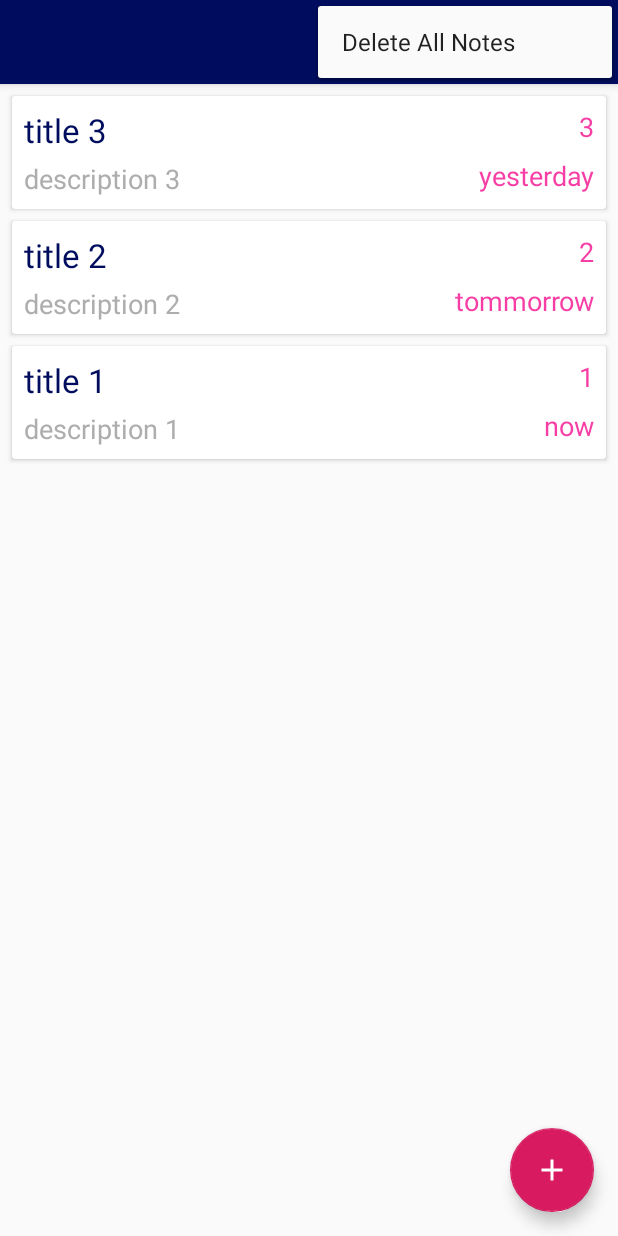
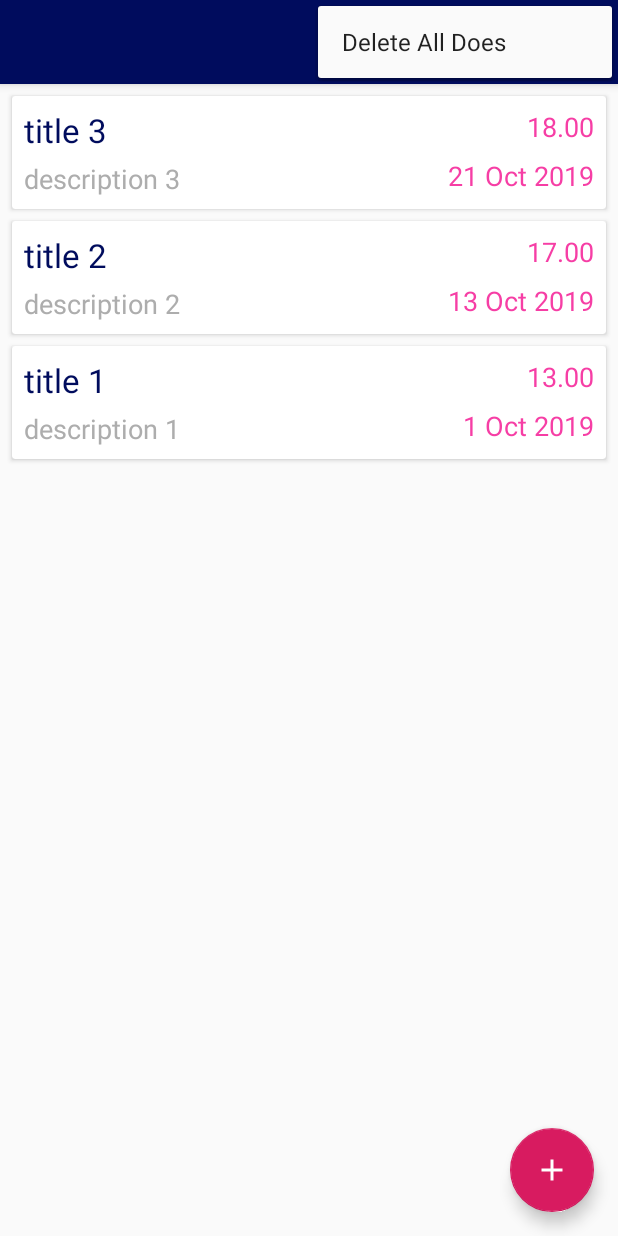
Before and after one commit to GMarcell/ToDo-List, an Android app: the screen it shows after launch (MainActivity), with the options menu open, on a phone screen of 412 x 824 dp. Run offline under Robolectric (Android 15) with nearby library versions, the phone set to English and light mode, and no system bars; our stand-ins replace Room's generated code; 2 statements that could not run were skipped.

Commit message:
Add a Little Update

```diff
--- a/ToDoList/app/src/main/java/com/github/gmarcell/todolist/MainActivity.kt
+++ b/ToDoList/app/src/main/java/com/github/gmarcell/todolist/MainActivity.kt
@@ -16,12 +16,13 @@ import com.github.gmarcell.todolist.data.Does
 import com.github.gmarcell.todolist.adapters.todoAdapter
 import com.github.gmarcell.todolist.viewmodels.DoesViewModel
 import kotlinx.android.synthetic.main.activity_main.*
+import java.util.*
 
 class MainActivity : AppCompatActivity() {
 
     companion object {
-        const val ADD_NOTE_REQUEST = 1
-        const val EDIT_NOTE_REQUEST = 2
+        const val ADD_DOES_REQUEST = 1
+        const val EDIT_DOES_REQUEST = 2
     }
 
     private lateinit var doesViewModel: DoesViewModel
@@ -30,10 +31,10 @@ class MainActivity : AppCompatActivity() {
         super.onCreate(savedInstanceState)
         setContentView(R.layout.activity_main)
 
-        buttonAddNote.setOnClickListener {
+        buttonAddDoes.setOnClickListener {
             startActivityForResult(
                 Intent(this, AddEditDoesActivity::class.java),
-                ADD_NOTE_REQUEST
+                ADD_DOES_REQUEST
             )
         }
 
@@ -46,11 +47,11 @@ class MainActivity : AppCompatActivity() {
 
         doesViewModel = ViewModelProviders.of(this).get(DoesViewModel::class.java)
 
-        doesViewModel.getAllNotes().observe(this, Observer<List<Does>> {
+        doesViewModel.getAllDoes().observe(this, Observer<List<Does>> {
             adapter.submitList(it)
         })
 
-        ItemTouchHelper(object : ItemTouchHelper.SimpleCallback(0, ItemTouchHelper.LEFT.or(ItemTouchHelper.RIGHT)) {
+        ItemTouchHelper(object : ItemTouchHelper.SimpleCallback(0, ItemTouchHelper.LEFT.or(ItemTouchHelper.RIGHT).or(ItemTouchHelper.UP).or(ItemTouchHelper.DOWN)) {
             override fun onMove(
                 recyclerView: RecyclerView,
                 viewHolder: RecyclerView.ViewHolder,
@@ -60,7 +61,7 @@ class MainActivity : AppCompatActivity() {
             }
 
             override fun onSwiped(viewHolder: RecyclerView.ViewHolder, direction: Int) {
-                doesViewModel.delete(adapter.getNoteAt(viewHolder.adapterPosition))
+                doesViewModel.delete(adapter.getDoesAt(viewHolder.adapterPosition))
                 Toast.makeText(baseContext, "Does Deleted!", Toast.LENGTH_SHORT).show()
             }
         }
@@ -73,9 +74,9 @@ class MainActivity : AppCompatActivity() {
                 intent.putExtra(AddEditDoesActivity.EXTRA_TITLE, does.title)
                 intent.putExtra(AddEditDoesActivity.EXTRA_DESCRIPTION, does.description)
                 intent.putExtra(AddEditDoesActivity.EXTRA_PRIORITY, does.priority)
-                intent.putExtra(AddEditDoesActivity.EXTRA_DUE_DATE, does.duedate)
+                intent.putExtra(AddEditDoesActivity.EXTRA_DUE_TIME, does.duetime)
 
-                startActivityForResult(intent, EDIT_NOTE_REQUEST)
+                startActivityForResult(intent, EDIT_DOES_REQUEST)
             }
         })
     }
@@ -87,9 +88,9 @@ class MainActivity : AppCompatActivity() {
 
     override fun onOptionsItemSelected(item: MenuItem?): Boolean {
         return when (item?.itemId) {
-            R.id.delete_all_notes -> {
-                doesViewModel.deleteAllNotes()
-                Toast.makeText(this, "All notes deleted!", Toast.LENGTH_SHORT).show()
+            R.id.delete_all_does -> {
+                doesViewModel.deleteAllDoes()
+                Toast.makeText(this, "All does deleted!", Toast.LENGTH_SHORT).show()
                 true
             }
             else -> {
@@ -101,31 +102,33 @@ class MainActivity : AppCompatActivity() {
     override fun onActivityResult(requestCode: Int, resultCode: Int, data: Intent?) {
         super.onActivityResult(requestCode, resultCode, data)
 
-        if (requestCode == ADD_NOTE_REQUEST && resultCode == Activity.RESULT_OK) {
-            val newNote = Does(
+        if (requestCode == ADD_DOES_REQUEST && resultCode == Activity.RESULT_OK) {
+            val newDoes = Does(
                 data!!.getStringExtra(AddEditDoesActivity.EXTRA_TITLE),
                 data.getStringExtra(AddEditDoesActivity.EXTRA_DESCRIPTION),
                 data.getIntExtra(AddEditDoesActivity.EXTRA_PRIORITY, 1),
+                data.getStringExtra(AddEditDoesActivity.EXTRA_DUE_TIME),
                 data.getStringExtra(AddEditDoesActivity.EXTRA_DUE_DATE)
             )
-            doesViewModel.insert(newNote)
+            doesViewModel.insert(newDoes)
 
             Toast.makeText(this, "Does saved!", Toast.LENGTH_SHORT).show()
-        } else if (requestCode == EDIT_NOTE_REQUEST && resultCode == Activity.RESULT_OK) {
+        } else if (requestCode == EDIT_DOES_REQUEST && resultCode == Activity.RESULT_OK) {
             val id = data?.getIntExtra(AddEditDoesActivity.EXTRA_ID, -1)
 
             if (id == -1) {
                 Toast.makeText(this, "Could not update! Error!", Toast.LENGTH_SHORT).show()
             }
 
-            val updateNote = Does(
+            val updateDoes = Does(
                 data!!.getStringExtra(AddEditDoesActivity.EXTRA_TITLE),
                 data.getStringExtra(AddEditDoesActivity.EXTRA_DESCRIPTION),
                 data.getIntExtra(AddEditDoesActivity.EXTRA_PRIORITY, 1),
+                data.getStringExtra(AddEditDoesActivity.EXTRA_DUE_TIME),
                 data.getStringExtra(AddEditDoesActivity.EXTRA_DUE_DATE)
             )
-            updateNote.id = data.getIntExtra(AddEditDoesActivity.EXTRA_ID, -1)
-            doesViewModel.update(updateNote)
+            updateDoes.id = data.getIntExtra(AddEditDoesActivity.EXTRA_ID, -1)
+            doesViewModel.update(updateDoes)
 
         } else {
             Toast.makeText(this, "Does not saved!", Toast.LENGTH_SHORT).show()
--- a/ToDoList/app/src/main/java/com/github/gmarcell/todolist/adapters/todoAdapter.kt
+++ b/ToDoList/app/src/main/java/com/github/gmarcell/todolist/adapters/todoAdapter.kt
@@ -9,9 +9,9 @@ import androidx.recyclerview.widget.ListAdapter
 import androidx.recyclerview.widget.RecyclerView
 import com.github.gmarcell.todolist.R
 import com.github.gmarcell.todolist.data.Does
-import kotlinx.android.synthetic.main.note_item.view.*
+import kotlinx.android.synthetic.main.does_item.view.*
 
-class todoAdapter : ListAdapter<Does, todoAdapter.NoteHolder>(DIFF_CALLBACK) {
+class todoAdapter : ListAdapter<Does, todoAdapter.DoesHolder>(DIFF_CALLBACK) {
 
     companion object {
         private val DIFF_CALLBACK = object : DiffUtil.ItemCallback<Does>() {
@@ -21,32 +21,33 @@ class todoAdapter : ListAdapter<Does, todoAdapter.NoteHolder>(DIFF_CALLBACK) {
 
             override fun areContentsTheSame(oldItem: Does, newItem: Does): Boolean {
                 return oldItem.title == newItem.title && oldItem.description == newItem.description
-                        && oldItem.priority == newItem.priority && oldItem.duedate == newItem.duedate
+                        && oldItem.priority == newItem.priority && oldItem.duetime == newItem.duetime
             }
         }
     }
 
     private var listener: OnItemClickListener? = null
 
-    override fun onCreateViewHolder(parent: ViewGroup, viewType: Int): NoteHolder {
-        val itemView: View = LayoutInflater.from(parent.context).inflate(R.layout.note_item, parent, false)
-        return NoteHolder(itemView)
+    override fun onCreateViewHolder(parent: ViewGroup, viewType: Int): DoesHolder {
+        val itemView: View = LayoutInflater.from(parent.context).inflate(R.layout.does_item, parent, false)
+        return DoesHolder(itemView)
     }
 
-    override fun onBindViewHolder(holder: NoteHolder, position: Int) {
+    override fun onBindViewHolder(holder: DoesHolder, position: Int) {
         val currentDoes: Does = getItem(position)
 
         holder.textViewTitle.text = currentDoes.title
         holder.textViewPriority.text = currentDoes.priority.toString()
         holder.textViewDescription.text = currentDoes.description
+        holder.textViewDueTime.text = currentDoes.duetime
         holder.textViewDueDate.text = currentDoes.duedate
     }
 
-    fun getNoteAt(position: Int): Does {
+    fun getDoesAt(position: Int): Does {
         return getItem(position)
     }
 
-    inner class NoteHolder(itemView: View) : RecyclerView.ViewHolder(itemView) {
+    inner class DoesHolder(itemView: View) : RecyclerView.ViewHolder(itemView) {
         init {
             itemView.setOnClickListener {
                 val position = adapterPosition
@@ -59,6 +60,7 @@ class todoAdapter : ListAdapter<Does, todoAdapter.NoteHolder>(DIFF_CALLBACK) {
         var textViewTitle: TextView = itemView.text_view_title
         var textViewPriority: TextView = itemView.text_view_priority
         var textViewDescription: TextView = itemView.text_view_description
+        var textViewDueTime: TextView = itemView.text_view_duetime
         var textViewDueDate: TextView = itemView.text_view_duedate
     }
 
--- a/ToDoList/app/src/main/java/com/github/gmarcell/todolist/data/Does.kt
+++ b/ToDoList/app/src/main/java/com/github/gmarcell/todolist/data/Does.kt
@@ -3,7 +3,7 @@ package com.github.gmarcell.todolist.data
 import androidx.room.Entity
 import androidx.room.PrimaryKey
 
-@Entity(tableName = "note_table")
+@Entity(tableName = "does_table")
 data class Does(
 
     var title: String,
@@ -12,6 +12,8 @@ data class Does(
 
     var priority: Int,
 
+    var duetime: String,
+
     var duedate: String
 ) {
     //does it matter if these are private or not?
--- a/ToDoList/app/src/main/java/com/github/gmarcell/todolist/data/DoesDao.kt
+++ b/ToDoList/app/src/main/java/com/github/gmarcell/todolist/data/DoesDao.kt
@@ -15,10 +15,10 @@ interface DoesDao {
     @Delete
     fun delete(does: Does)
 
-    @Query("DELETE FROM note_table")
-    fun deleteAllNotes()
+    @Query("DELETE FROM does_table")
+    fun deleteAllDoes()
 
-    @Query("SELECT * FROM note_table ORDER BY priority DESC")
-    fun getAllNotes(): LiveData<List<Does>>
+    @Query("SELECT * FROM does_table ORDER BY priority DESC")
+    fun getAllDoes(): LiveData<List<Does>>
 
 }
--- a/ToDoList/app/src/main/java/com/github/gmarcell/todolist/data/DoesDatabase.kt
+++ b/ToDoList/app/src/main/java/com/github/gmarcell/todolist/data/DoesDatabase.kt
@@ -10,7 +10,7 @@ import androidx.sqlite.db.SupportSQLiteDatabase
 @Database(entities = [Does::class], version = 1)
 abstract class DoesDatabase : RoomDatabase() {
 
-    abstract fun noteDao(): DoesDao
+    abstract fun doesDao(): DoesDao
 
 
     companion object {
@@ -21,7 +21,7 @@ abstract class DoesDatabase : RoomDatabase() {
                 synchronized(DoesDatabase::class) {
                     instance = Room.databaseBuilder(
                         context.applicationContext,
-                        DoesDatabase::class.java, "note_database"
+                        DoesDatabase::class.java, "does_database"
                     )
                         .fallbackToDestructiveMigration() // when version increments, it migrates (deletes db and creates new) - else it crashes
                         .addCallback(roomCallback)
@@ -45,12 +45,12 @@ abstract class DoesDatabase : RoomDatabase() {
     }
 
     class PopulateDbAsyncTask(db: DoesDatabase?) : AsyncTask<Unit, Unit, Unit>() {
-        private val noteDao = db?.noteDao()
+        private val doesDao = db?.doesDao()
 
         override fun doInBackground(vararg p0: Unit?) {
-            noteDao?.insert(Does("title 1", "description 1", 1, "now"))
-            noteDao?.insert(Does("title 2", "description 2", 2, "tommorrow"))
-            noteDao?.insert(Does("title 3", "description 3", 3, "yesterday"))
+            doesDao?.insert(Does("title 1", "description 1", 1, "13.00", "1 Oct 2019"))
+            doesDao?.insert(Does("title 2", "description 2", 2, "17.00", "13 Oct 2019"))
+            doesDao?.insert(Does("title 3", "description 3", 3, "18.00", "21 Oct 2019"))
         }
     }
 
--- a/ToDoList/app/src/main/java/com/github/gmarcell/todolist/viewmodels/DoesViewModel.kt
+++ b/ToDoList/app/src/main/java/com/github/gmarcell/todolist/viewmodels/DoesViewModel.kt
@@ -9,7 +9,7 @@ import com.github.gmarcell.todolist.data.Does
 class DoesViewModel(application: Application) : AndroidViewModel(application) {
     private var repository: DoesRepository =
         DoesRepository(application)
-    private var allNotes: LiveData<List<Does>> = repository.getAllNotes()
+    private var allDoes: LiveData<List<Does>> = repository.getAllDoes()
 
     fun insert(does: Does) {
         repository.insert(does)
@@ -23,11 +23,11 @@ class DoesViewModel(application: Application) : AndroidViewModel(application) {
         repository.delete(does)
     }
 
-    fun deleteAllNotes() {
-        repository.deleteAllNotes()
+    fun deleteAllDoes() {
+        repository.deleteAllDoes()
     }
 
-    fun getAllNotes(): LiveData<List<Does>> {
-        return allNotes
+    fun getAllDoes(): LiveData<List<Does>> {
+        return allDoes
     }
 }
--- a/ToDoList/app/src/main/res/layout/activity_main.xml
+++ b/ToDoList/app/src/main/res/layout/activity_main.xml
@@ -11,11 +11,11 @@
         android:id="@+id/recycler_view"
         android:layout_width="match_parent"
         android:layout_height="match_parent"
-        tools:listitem="@layout/note_item"
+        tools:listitem="@layout/does_item"
         tools:itemCount="5"/>
 
     <com.google.android.material.floatingactionbutton.FloatingActionButton
-        android:id="@+id/buttonAddNote"
+        android:id="@+id/buttonAddDoes"
         android:layout_width="wrap_content"
         android:layout_height="wrap_content"
         android:src="@drawable/ic_add"
--- a/ToDoList/app/src/main/res/layout/note_item.xml
+++ b/ToDoList/app/src/main/res/layout/does_item.xml
@@ -32,10 +32,10 @@
             android:text="Title Description"/>
 
         <TextView
-            android:id="@+id/text_view_priority"
+            android:id="@+id/text_view_duetime"
             android:layout_width="wrap_content"
             android:layout_height="wrap_content"
-            android:text="1"
+            android:text="13:00"
             android:layout_alignParentEnd="true"
             android:textColor="#F63EA5"
             android:textSize="18sp" />
@@ -48,7 +48,7 @@
             android:layout_marginTop="8dp"
             android:gravity="right"
             android:layout_alignParentEnd="true"
-            android:layout_below="@id/text_view_priority"
+            android:layout_below="@id/text_view_duetime"
             android:textColor="#F63EA5"
             android:textSize="18sp"/>
 
--- a/ToDoList/app/src/main/res/menu/add_note_menu.xml
+++ b/ToDoList/app/src/main/res/menu/add_does_menu.xml
@@ -1,7 +1,7 @@
 <?xml version="1.0" encoding="utf-8"?>
 <menu xmlns:android="http://schemas.android.com/apk/res/android" xmlns:app="http://schemas.android.com/apk/res-auto">
     <item
-            android:id="@+id/save_note"
+            android:id="@+id/save_does"
             android:icon="@drawable/ic_save"
             android:title="save"
             app:showAsAction="ifRoom">
--- a/ToDoList/app/src/main/res/menu/main_menu.xml
+++ b/ToDoList/app/src/main/res/menu/main_menu.xml
@@ -1,7 +1,7 @@
 <?xml version="1.0" encoding="utf-8"?>
 <menu xmlns:android="http://schemas.android.com/apk/res/android" xmlns:app="http://schemas.android.com/apk/res-auto">
     <item
-            android:id="@+id/delete_all_notes"
-            android:title="Delete All Notes"
+            android:id="@+id/delete_all_does"
+            android:title="Delete All Does"
             app:showAsAction="never"/>
 </menu>
```
Also changed, not shown: ToDoList/app/src/main/java/com/github/gmarcell/todolist/AddEditDoesActivity.kt (+49 -14 lines), ToDoList/app/src/main/java/com/github/gmarcell/todolist/data/DoesRepository.kt (+22 -22 lines), ToDoList/app/src/main/res/layout/activity_add_does.xml (added, +83 -0 lines), ToDoList/app/src/main/res/layout/activity_add_note.xml (deleted, +0 -43 lines), 2 other files.
